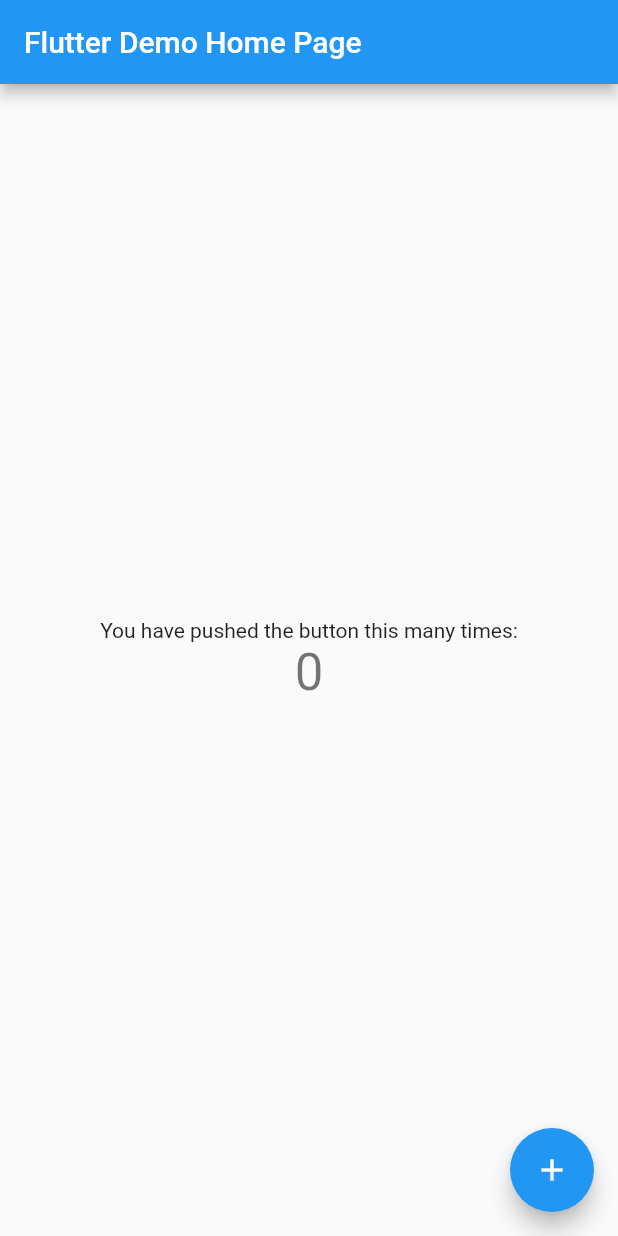
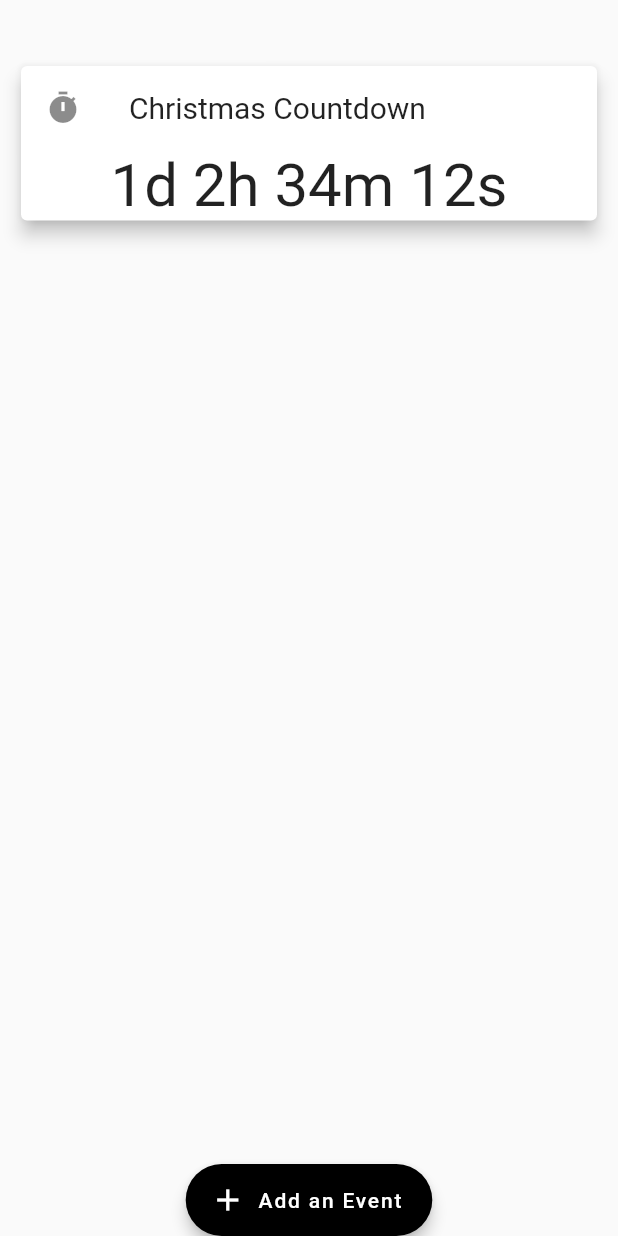
Before and after one commit to claveeq/countdown, a Flutter app: the screen it shows after launch, on a phone screen of 412 x 824 dp. Run offline on Flutter 3.47's test engine with Material 2 defaults, Android fonts, the phone set to English and light mode, and no system bars.

Commit message:
Create homepage with a card list and a 'Add an Event' floating button

```diff
--- /dev/null
+++ b/lib/homepage.dart
@@ -0,0 +1,59 @@
+import 'package:flutter/material.dart';
+import 'package:flutter/widgets.dart';
+
+class Homepage extends StatelessWidget {
+  const Homepage({Key key}) : super(key: key);
+
+  @override
+  Widget build(BuildContext context) {
+    return MaterialApp(
+      debugShowCheckedModeBanner: false,
+      home: Scaffold(
+        body: EventCard(),
+        floatingActionButton: FloatingActionButton.extended(
+          elevation: 4.0,
+          backgroundColor: Colors.black,
+          icon: const Icon(Icons.add),
+          label: const Text('Add an Event'),
+          onPressed: () {},
+        ),
+        floatingActionButtonLocation: FloatingActionButtonLocation.centerDocked,
+      ),
+    );
+  }
+}
+
+/// This is the stateless widget that the main application instantiates.
+class EventCard extends StatelessWidget {
+  EventCard({Key key}) : super(key: key);
+
+  @override
+  Widget build(BuildContext context) {
+    return Container(
+      padding: EdgeInsets.fromLTRB(10, 40, 10, 0),
+      child: Card(
+        elevation: 5,
+        child: Column(
+          mainAxisSize: MainAxisSize.min,
+          children: <Widget>[
+            const ListTile(
+              leading: Icon(Icons.timer),
+              title: Text(
+                'Christmas Countdown',
+                style: TextStyle(
+                  fontSize: 20,
+                ),
+              ),
+            ),
+            Center(
+              child: Text(
+                '1d 2h 34m 12s',
+                style: TextStyle(fontSize: 40),
+              )
+            ),
+          ],
+        ),
+      ),
+    );
+  }
+}
--- a/lib/main.dart
+++ b/lib/main.dart
@@ -1,111 +1,4 @@
+import 'package:countdown/homepage.dart';
 import 'package:flutter/material.dart';
 
-void main() => runApp(MyApp());
-
-class MyApp extends StatelessWidget {
-  // This widget is the root of your application.
-  @override
-  Widget build(BuildContext context) {
-    return MaterialApp(
-      title: 'Flutter Demo',
-      theme: ThemeData(
-        // This is the theme of your application.
-        //
-        // Try running your application with "flutter run". You'll see the
-        // application has a blue toolbar. Then, without quitting the app, try
-        // changing the primarySwatch below to Colors.green and then invoke
-        // "hot reload" (press "r" in the console where you ran "flutter run",
-        // or simply save your changes to "hot reload" in a Flutter IDE).
-        // Notice that the counter didn't reset back to zero; the application
-        // is not restarted.
-        primarySwatch: Colors.blue,
-      ),
-      home: MyHomePage(title: 'Flutter Demo Home Page'),
-    );
-  }
-}
-
-class MyHomePage extends StatefulWidget {
-  MyHomePage({Key key, this.title}) : super(key: key);
-
-  // This widget is the home page of your application. It is stateful, meaning
-  // that it has a State object (defined below) that contains fields that affect
-  // how it looks.
-
-  // This class is the configuration for the state. It holds the values (in this
-  // case the title) provided by the parent (in this case the App widget) and
-  // used by the build method of the State. Fields in a Widget subclass are
-  // always marked "final".
-
-  final String title;
-
-  @override
-  _MyHomePageState createState() => _MyHomePageState();
-}
-
-class _MyHomePageState extends State<MyHomePage> {
-  int _counter = 0;
-
-  void _incrementCounter() {
-    setState(() {
-      // This call to setState tells the Flutter framework that something has
-      // changed in this State, which causes it to rerun the build method below
-      // so that the display can reflect the updated values. If we changed
-      // _counter without calling setState(), then the build method would not be
-      // called again, and so nothing would appear to happen.
-      _counter++;
-    });
-  }
-
-  @override
-  Widget build(BuildContext context) {
-    // This method is rerun every time setState is called, for instance as done
-    // by the _incrementCounter method above.
-    //
-    // The Flutter framework has been optimized to make rerunning build methods
-    // fast, so that you can just rebuild anything that needs updating rather
-    // than having to individually change instances of widgets.
-    return Scaffold(
-      appBar: AppBar(
-        // Here we take the value from the MyHomePage object that was created by
-        // the App.build method, and use it to set our appbar title.
-        title: Text(widget.title),
-      ),
-      body: Center(
-        // Center is a layout widget. It takes a single child and positions it
-        // in the middle of the parent.
-        child: Column(
-          // Column is also a layout widget. It takes a list of children and
-          // arranges them vertically. By default, it sizes itself to fit its
-          // children horizontally, and tries to be as tall as its parent.
-          //
-          // Invoke "debug painting" (press "p" in the console, choose the
-          // "Toggle Debug Paint" action from the Flutter Inspector in Android
-          // Studio, or the "Toggle Debug Paint" command in Visual Studio Code)
-          // to see the wireframe for each widget.
-          //
-          // Column has various properties to control how it sizes itself and
-          // how it positions its children. Here we use mainAxisAlignment to
-          // center the children vertically; the main axis here is the vertical
-          // axis because Columns are vertical (the cross axis would be
-          // horizontal).
-          mainAxisAlignment: MainAxisAlignment.center,
-          children: <Widget>[
-            Text(
-              'You have pushed the button this many times:',
-            ),
-            Text(
-              '$_counter',
-              style: Theme.of(context).textTheme.display1,
-            ),
-          ],
-        ),
-      ),
-      floatingActionButton: FloatingActionButton(
-        onPressed: _incrementCounter,
-        tooltip: 'Increment',
-        child: Icon(Icons.add),
-      ), // This trailing comma makes auto-formatting nicer for build methods.
-    );
-  }
-}
+void main() => runApp(Homepage());
```
Also changed, not shown: 1 other file.
